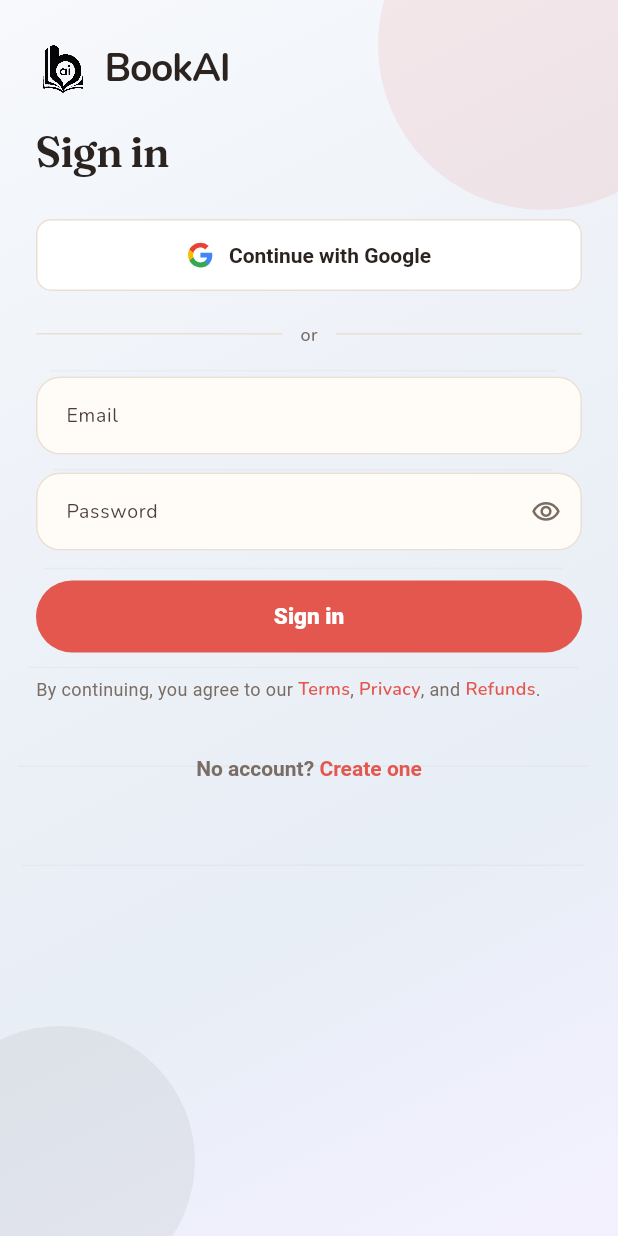
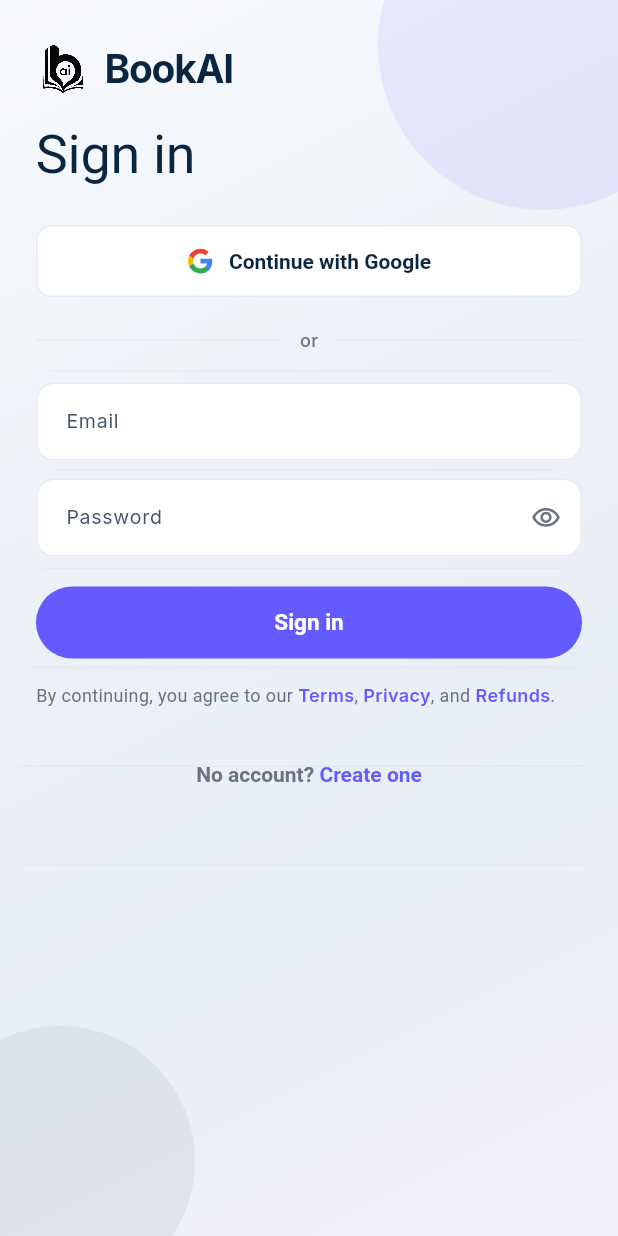
Before and after one commit to SRMAP-University/trybookai, a Flutter app: the screen it shows after launch, on a phone screen of 412 x 824 dp. Run offline on Flutter 3.47's test engine with Material 3 defaults, Android fonts, the phone set to English and light mode, and no system bars; our stand-ins replace cached_network_image, dio, file_picker, firebase_core, firebase_messaging, flutter_local_notifications and 7 more; missing offline and left inert: purchases_flutter; accounts and stored records are empty.

Commit message:
Match the app to the website's blue design, checked against WCAG.
- Website palette: navy ink #0A2540, indigo-blue #635BFF accent, white
  pages, slate greys; no coral or wood tones left. The old coral was 3.6:1
  on white, below WCAG AA; every text colour now passes 4.5:1, and small
  accent text uses #5851E5 (5.6:1) where #635BFF on a tint would fail.
- Inter for interface text and Instrument Serif for display headings, as
  on the website; headings on a 1.25 scale, nothing on Home below 13pt.
- Cards use the website's soft shadow; text links have 48dp touch targets.
- Motion follows Material 3 (emphasized decelerate, 450ms, 16dp travel)
  and switches off when the system asks for reduced motion.
- Home drops the logo bar, the avatar and the shortcut row: all three
  repeated the bottom bar or the Write button. The greeting is the header.
- Reader: Inter headings, cool ink on the Paper page, chapter label that
  stays readable on Sepia and Night.

Co-Authored-By: Claude Opus 5.5 <noreply@anthropic.com>

```diff
--- a/mobile/lib/screens/account/account_screen.dart
+++ b/mobile/lib/screens/account/account_screen.dart
@@ -31,7 +31,7 @@ class AccountScreen extends StatelessWidget {
                         .substring(0, 1)
                         .toUpperCase(),
                     style: const TextStyle(
-                      color: AppColors.primary,
+                      color: AppColors.primaryText,
                       fontWeight: FontWeight.w700,
                       fontSize: 20,
                     ),
--- a/mobile/lib/screens/billing/billing_screen.dart
+++ b/mobile/lib/screens/billing/billing_screen.dart
@@ -408,7 +408,7 @@ class _BillingScreenState extends State<BillingScreen> {
                   child: const Text(
                     'Current',
                     style: TextStyle(
-                      color: AppColors.primary,
+                      color: AppColors.primaryText,
                       fontSize: 10,
                       fontWeight: FontWeight.w600,
                     ),
--- a/mobile/lib/screens/books/book_detail_screen.dart
+++ b/mobile/lib/screens/books/book_detail_screen.dart
@@ -334,7 +334,7 @@ class _BookDetailScreenState extends State<BookDetailScreen> {
                               ? AppColors.success
                               : failed
                                   ? AppColors.destructive
-                                  : AppColors.primary,
+                                  : AppColors.primaryText,
                         ),
                       ),
                     ),
@@ -458,7 +458,7 @@ class _BookDetailScreenState extends State<BookDetailScreen> {
                 style: TextStyle(
                   fontWeight: FontWeight.w800,
                   fontSize: 13,
-                  color: c.hasText ? AppColors.primary : AppColors.textMuted,
+                  color: c.hasText ? AppColors.primaryText : AppColors.textMuted,
                 ),
               ),
             ),
--- a/mobile/lib/screens/books/book_reader_screen.dart
+++ b/mobile/lib/screens/books/book_reader_screen.dart
@@ -244,8 +244,8 @@ class _BookReaderScreenState extends State<BookReaderScreen> {
                 style: TextStyle(
                   fontSize: 12,
                   letterSpacing: 2,
-                  fontWeight: FontWeight.w800,
-                  color: AppColors.primary,
+                  fontWeight: FontWeight.w700,
+                  color: p.muted,
                 ),
               ),
               const SizedBox(height: 8),
@@ -282,7 +282,7 @@ class _BookReaderScreenState extends State<BookReaderScreen> {
                       padding: const EdgeInsets.only(top: 6, bottom: 10),
                       child: Text(
                         s.title,
-                        style: GoogleFonts.nunito(
+                        style: GoogleFonts.inter(
                           fontSize: _fontSize * 1.1,
                           fontWeight: FontWeight.w800,
                           color: p.text,
--- a/mobile/lib/screens/studio/audio_studio_screen.dart
+++ b/mobile/lib/screens/studio/audio_studio_screen.dart
@@ -204,13 +204,13 @@ class _AudioStudioScreenState extends State<AudioStudioScreen> {
         ),
         child: Row(
           children: [
-            Icon(icon, size: 18, color: selected ? AppColors.primary : AppColors.textMuted),
+            Icon(icon, size: 18, color: selected ? AppColors.primaryText : AppColors.textMuted),
             const SizedBox(width: 8),
             Text(
               label,
               style: TextStyle(
                 fontWeight: FontWeight.w600,
-                color: selected ? AppColors.primary : AppColors.navy,
+                color: selected ? AppColors.primaryText : AppColors.navy,
               ),
             ),
           ],
--- a/mobile/lib/theme/app_theme.dart
+++ b/mobile/lib/theme/app_theme.dart
@@ -1,35 +1,69 @@
-/// BookAI design tokens — warm "bookshop" look: cream pages, coral accent,
-/// rounded type. Token names predate the redesign (e.g. `navy` is the ink
-/// colour) so every screen picks the new palette up without edits.
+/// BookAI design tokens, matched to the website (`src/app/globals.css`):
+/// navy ink, indigo-blue accent, white pages, Inter for UI and Instrument
+/// Serif for display headings.
+///
+/// Contrast (WCAG 2.2, checked against white):
+/// ink 15.5:1, body 7.8:1, muted 4.8:1, accent text 5.6:1,
+/// white on the accent button 4.7:1. All pass AA for normal text.
 library;
 
 import 'package:flutter/material.dart';
 import 'package:google_fonts/google_fonts.dart';
 
 class AppColors {
-  /// Ink — headings and primary text.
-  static const navy = Color(0xFF2A2320);
-  /// Accent (coral). Swap here to re-colour the whole app.
-  static const primary = Color(0xFFE4574E);
-  static const primaryHover = Color(0xFFCF463E);
-  static const primarySoft = Color(0xFFFCE6E2);
-  /// BookAI purple, kept as a secondary brand colour.
-  static const brand = Color(0xFF635BFF);
-  /// Page background (cream) and slightly deeper fills.
-  static const cream = Color(0xFFF6F0E8);
-  static const mutedBg = Color(0xFFEFE6DB);
-  /// Cards and sheets (warm white).
-  static const card = Color(0xFFFFFCF8);
-  static const border = Color(0xFFEADFD2);
-  static const textMuted = Color(0xFF7A6D64);
-  static const textBody = Color(0xFF4A3F38);
+  /// Ink — headings and primary text (`--foreground`).
+  static const navy = Color(0xFF0A2540);
+
+  /// Accent for fills: buttons, progress, selected nav (`--primary`).
+  static const primary = Color(0xFF635BFF);
+  static const primaryHover = Color(0xFF5851E5);
+
+  /// Accent for small text and icons on light fills; the fill colour itself
+  /// drops below 4.5:1 on tinted backgrounds.
+  static const primaryText = Color(0xFF5851E5);
+  static const primarySoft = Color(0xFFF0EFFF);
+  static const primaryTint = Color(0xFFC9C5FF);
+  static const brand = primary;
+
+  /// Page background. White like the website, so muted text keeps 4.8:1.
+  static const cream = Color(0xFFFFFFFF);
+
+  /// Tracks, chips and quiet fills (`--muted`).
+  static const mutedBg = Color(0xFFF0F3F7);
+  static const card = Color(0xFFFFFFFF);
+  static const border = Color(0xFFE6EBF1);
+  static const textMuted = Color(0xFF697386);
+  static const textBody = Color(0xFF425466);
+
   /// Bookmark ribbon on 3D covers.
-  static const ribbon = Color(0xFFF2B33D);
-  static const destructive = Color(0xFFD7263D);
-  static const success = Color(0xFF2E7D4F);
-  static const successSoft = Color(0xFFD6F2DF);
+  static const ribbon = primary;
+  static const destructive = Color(0xFFDF1B41);
+  static const success = Color(0xFF0E6245);
+  static const successSoft = Color(0xFFD7F7C2);
   static const warning = Color(0xFF9A6700);
   static const white = Color(0xFFFFFFFF);
+}
+
+/// Display type for large headings (the website's `serifDisplay`).
+class AppType {
+  static TextStyle display({double size = 32, Color color = AppColors.navy}) =>
+      GoogleFonts.instrumentSerif(
+        fontSize: size,
+        height: 1.05,
+        color: color,
+        letterSpacing: -0.2,
+      );
+}
+
+/// Motion from Material 3: entering things decelerate, nothing longer than
+/// half a second, and none of it when the system asks for reduced motion.
+class AppMotion {
+  static const enter = Duration(milliseconds: 450);
+  static const quick = Duration(milliseconds: 150);
+  static const Curve enterCurve = Easing.emphasizedDecelerate;
+
+  static bool reduced(BuildContext context) =>
+      MediaQuery.maybeDisableAnimationsOf(context) ?? false;
 }
 
 class AppTheme {
@@ -48,11 +82,12 @@ class AppTheme {
       ),
     );
 
-    final textTheme = GoogleFonts.nunitoTextTheme(base.textTheme).apply(
-      bodyColor: AppColors.navy,
-      displayColor: AppColors.navy,
-    );
+    final textTheme = GoogleFonts.interTextTheme(
+      base.textTheme,
+    ).apply(bodyColor: AppColors.navy, displayColor: AppColors.navy);
     const pill = StadiumBorder();
+    // Material's minimum touch target.
+    const tap = Size(48, 48);
 
     return base.copyWith(
       textTheme: textTheme,
@@ -63,16 +98,16 @@ class AppTheme {
         scrolledUnderElevation: 0,
         centerTitle: false,
         titleTextStyle: textTheme.titleLarge?.copyWith(
-          fontWeight: FontWeight.w800,
+          fontWeight: FontWeight.w700,
           letterSpacing: -0.3,
-          fontSize: 21,
+          fontSize: 20,
           color: AppColors.navy,
         ),
       ),
       cardTheme: CardThemeData(
         color: AppColors.card,
         elevation: 0,
-        shape: RoundedRectangleBorder(borderRadius: BorderRadius.circular(20)),
+        shape: RoundedRectangleBorder(borderRadius: BorderRadius.circular(16)),
       ),
       bottomSheetTheme: const BottomSheetThemeData(
         backgroundColor: AppColors.card,
@@ -81,22 +116,25 @@ class AppTheme {
       dialogTheme: DialogThemeData(
         backgroundColor: AppColors.card,
         surfaceTintColor: Colors.transparent,
-        shape: RoundedRectangleBorder(borderRadius: BorderRadius.circular(22)),
+        shape: RoundedRectangleBorder(borderRadius: BorderRadius.circular(20)),
       ),
       inputDecorationTheme: InputDecorationTheme(
         filled: true,
         fillColor: AppColors.card,
-        contentPadding: const EdgeInsets.symmetric(horizontal: 16, vertical: 14),
+        contentPadding: const EdgeInsets.symmetric(
+          horizontal: 16,
+          vertical: 14,
+        ),
         border: OutlineInputBorder(
-          borderRadius: BorderRadius.circular(16),
+          borderRadius: BorderRadius.circular(12),
           borderSide: const BorderSide(color: AppColors.border),
         ),
         enabledBorder: OutlineInputBorder(
-          borderRadius: BorderRadius.circular(16),
+          borderRadius: BorderRadius.circular(12),
           borderSide: const BorderSide(color: AppColors.border),
         ),
         focusedBorder: OutlineInputBorder(
-          borderRadius: BorderRadius.circular(16),
+          borderRadius: BorderRadius.circular(12),
           borderSide: const BorderSide(color: AppColors.primary, width: 1.5),
         ),
         hintStyle: const TextStyle(color: AppColors.textMuted, fontSize: 14),
@@ -108,7 +146,7 @@ class AppTheme {
           foregroundColor: AppColors.white,
           minimumSize: const Size.fromHeight(48),
           shape: pill,
-          textStyle: const TextStyle(fontWeight: FontWeight.w800, fontSize: 15),
+          textStyle: const TextStyle(fontWeight: FontWeight.w600, fontSize: 15),
         ),
       ),
       outlinedButtonTheme: OutlinedButtonThemeData(
@@ -118,14 +156,15 @@ class AppTheme {
           minimumSize: const Size.fromHeight(48),
           side: const BorderSide(color: AppColors.border),
           shape: pill,
-          textStyle: const TextStyle(fontWeight: FontWeight.w700, fontSize: 15),
+          textStyle: const TextStyle(fontWeight: FontWeight.w600, fontSize: 15),
         ),
       ),
       textButtonTheme: TextButtonThemeData(
         style: TextButton.styleFrom(
-          foregroundColor: AppColors.primary,
+          foregroundColor: AppColors.primaryText,
+          minimumSize: tap,
           shape: pill,
-          textStyle: const TextStyle(fontWeight: FontWeight.w700),
+          textStyle: const TextStyle(fontWeight: FontWeight.w600),
         ),
       ),
       chipTheme: ChipThemeData(
@@ -135,7 +174,7 @@ class AppTheme {
         shape: pill,
         labelStyle: const TextStyle(
           color: AppColors.navy,
-          fontWeight: FontWeight.w600,
+          fontWeight: FontWeight.w500,
         ),
       ),
       navigationBarTheme: NavigationBarThemeData(
@@ -144,25 +183,28 @@ class AppTheme {
         labelTextStyle: WidgetStateProperty.resolveWith((states) {
           final selected = states.contains(WidgetState.selected);
           return TextStyle(
-            fontSize: 11,
-            fontWeight: selected ? FontWeight.w800 : FontWeight.w600,
-            color: selected ? AppColors.primary : AppColors.textMuted,
+            fontSize: 12,
+            fontWeight: selected ? FontWeight.w700 : FontWeight.w500,
+            color: selected ? AppColors.primaryText : AppColors.textMuted,
           );
         }),
         iconTheme: WidgetStateProperty.resolveWith((states) {
           final selected = states.contains(WidgetState.selected);
           return IconThemeData(
             size: 22,
-            color: selected ? AppColors.primary : AppColors.textMuted,
+            color: selected ? AppColors.primaryText : AppColors.textMuted,
           );
         }),
       ),
       snackBarTheme: SnackBarThemeData(
         backgroundColor: AppColors.navy,
         behavior: SnackBarBehavior.floating,
-        shape: RoundedRectangleBorder(borderRadius: BorderRadius.circular(14)),
+        shape: RoundedRectangleBorder(borderRadius: BorderRadius.circular(12)),
       ),
-      dividerTheme: const DividerThemeData(color: AppColors.border, thickness: 1),
+      dividerTheme: const DividerThemeData(
+        color: AppColors.border,
+        thickness: 1,
+      ),
       progressIndicatorTheme: const ProgressIndicatorThemeData(
         color: AppColors.primary,
         linearTrackColor: AppColors.mutedBg,
--- a/mobile/lib/widgets/auth_scaffold.dart
+++ b/mobile/lib/widgets/auth_scaffold.dart
@@ -1,7 +1,6 @@
 import 'dart:math' as math;
 
 import 'package:flutter/material.dart';
-import 'package:google_fonts/google_fonts.dart';
 import 'package:bookai_mobile/theme/app_theme.dart';
 import 'package:bookai_mobile/widgets/bookai_logo.dart';
 
@@ -99,13 +98,7 @@ class AuthHero extends StatelessWidget {
         const SizedBox(height: 20),
         Text(
           headline,
-          style: GoogleFonts.fraunces(
-            fontSize: 28,
-            height: 1.2,
-            fontWeight: FontWeight.w600,
-            letterSpacing: -0.6,
-            color: AppColors.navy,
-          ),
+          style: AppType.display(size: 36),
         ),
         if (subtitle != null) ...[
           const SizedBox(height: 8),
```
Also changed, not shown: mobile/lib/screens/home/home_screen.dart (+5 -89 lines), mobile/lib/screens/home/home_widgets.dart (+48 -97 lines), mobile/lib/widgets/book_cover_3d.dart (+7 -6 lines), mobile/lib/widgets/book_shelf.dart (+6 -6 lines), mobile/lib/widgets/common.dart (+13 -5 lines), mobile/lib/widgets/manuscript_view.dart (+4 -4 lines).
